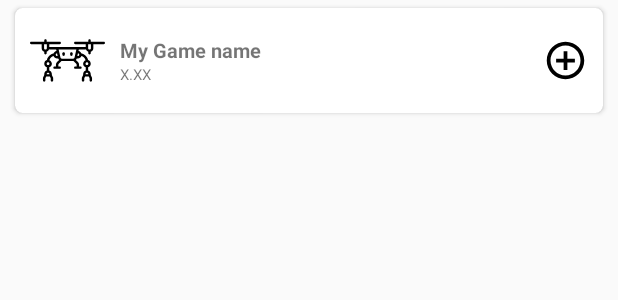
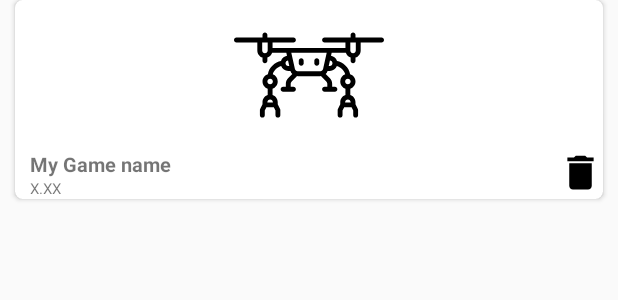
Before and after one commit to Mal3kit/RawG, an Android app: the layout item_game_collection.xml on its own in the app's theme, with its tools: preview values and no code run, on a phone screen of 412 x 824 dp. Shown: the top 300 px of the screen. Run offline under Robolectric (Android 15) with nearby library versions, the phone set to English and light mode, and no system bars.

Commit message:
end of search fragment + some changes to activity fragment

```diff
--- a/app/src/main/java/xyz/kida/rawg/presentation/dashboard/DashboardFragment.java
+++ b/app/src/main/java/xyz/kida/rawg/presentation/collection/CollectionFragment.java
@@ -1,4 +1,4 @@
-package xyz.kida.rawg.presentation.dashboard;
+package xyz.kida.rawg.presentation.collection;
 
 import android.os.Bundle;
 import android.view.LayoutInflater;
@@ -14,7 +14,7 @@ import androidx.lifecycle.ViewModelProviders;
 
 import xyz.kida.rawg.R;
 
-public class DashboardFragment extends Fragment {
+public class CollectionFragment extends Fragment {
 
     private DashboardViewModel dashboardViewModel;
 
@@ -22,7 +22,7 @@ public class DashboardFragment extends Fragment {
                              ViewGroup container, Bundle savedInstanceState) {
         dashboardViewModel =
                 ViewModelProviders.of(this).get(DashboardViewModel.class);
-        View root = inflater.inflate(R.layout.fragment_dashboard, container, false);
+        View root = inflater.inflate(R.layout.fragment_collection, container, false);
         final TextView textView = root.findViewById(R.id.text_dashboard);
         dashboardViewModel.getText().observe(getViewLifecycleOwner(), new Observer<String>() {
             @Override
--- a/app/src/main/java/xyz/kida/rawg/presentation/dashboard/DashboardViewModel.java
+++ b/app/src/main/java/xyz/kida/rawg/presentation/collection/DashboardViewModel.java
@@ -1,4 +1,4 @@
-package xyz.kida.rawg.presentation.dashboard;
+package xyz.kida.rawg.presentation.collection;
 
 import androidx.lifecycle.LiveData;
 import androidx.lifecycle.MutableLiveData;
--- a/app/src/main/java/xyz/kida/rawg/presentation/model/GameToGameViewModelMapper.java
+++ b/app/src/main/java/xyz/kida/rawg/presentation/model/GameToGameViewModelMapper.java
@@ -8,6 +8,7 @@ public class GameToGameViewModelMapper {
         GameViewModel gameViewModel = new GameViewModel();
         gameViewModel.setId(game.getId());
         gameViewModel.setName(game.getName());
+        gameViewModel.setRating(game.getRating() + "/5");
         gameViewModel.setImageUrl(game.getImageUrl());
         gameViewModel.setFavorite(game.isFavorite());
 
--- a/app/src/main/java/xyz/kida/rawg/presentation/search/adapter/SearchAdapter.java
+++ b/app/src/main/java/xyz/kida/rawg/presentation/search/adapter/SearchAdapter.java
@@ -41,7 +41,7 @@ public class SearchAdapter extends RecyclerView.Adapter<SearchViewHolder> {
     public SearchViewHolder onCreateViewHolder(@NonNull ViewGroup parent, int viewType) {
         Context context = parent.getContext();
         LayoutInflater layoutInflater = LayoutInflater.from(context);
-        View view = layoutInflater.inflate(R.layout.item_game, parent, false);
+        View view = layoutInflater.inflate(R.layout.item_game_search, parent, false);
         return new SearchViewHolder(view, searchListener);
     }
 
--- a/app/src/main/java/xyz/kida/rawg/presentation/search/model/SearchViewHolder.java
+++ b/app/src/main/java/xyz/kida/rawg/presentation/search/model/SearchViewHolder.java
@@ -45,8 +45,8 @@ public class SearchViewHolder extends RecyclerView.ViewHolder {
         addButton.setOnClickListener(new View.OnClickListener() {
             @Override
             public void onClick(View v) {
-                //TODO : set fav ?
                 searchListener.onAddGameToFavorites(gameViewModel.getId());
+                addButton.setVisibility(View.INVISIBLE);
             }
         });
     }
@@ -58,7 +58,6 @@ public class SearchViewHolder extends RecyclerView.ViewHolder {
         addButton.setVisibility(gameViewModel.isFavorite() ? View.INVISIBLE : View.VISIBLE);
         Glide.with(view)
                 .load(gameViewModel.getImageUrl())
-                .circleCrop()
                 .centerCrop()
                 .into(gameImageView);
     }
--- a/app/src/main/res/layout/activity_main.xml
+++ b/app/src/main/res/layout/activity_main.xml
@@ -3,8 +3,7 @@
     xmlns:app="http://schemas.android.com/apk/res-auto"
     android:id="@+id/container"
     android:layout_width="match_parent"
-    android:layout_height="match_parent"
-    android:paddingTop="?attr/actionBarSize">
+    android:layout_height="match_parent">
 
     <com.google.android.material.bottomnavigation.BottomNavigationView
         android:id="@+id/nav_view"
--- a/app/src/main/res/layout/item_game.xml
+++ b/app/src/main/res/layout/item_game_collection.xml
@@ -5,58 +5,52 @@
     android:layout_width="match_parent"
     android:layout_height="wrap_content"
     android:layout_marginLeft="10dp"
-    android:layout_marginTop="5dp"
     android:layout_marginRight="10dp"
     android:layout_marginBottom="5dp"
-    app:cardCornerRadius="5dp"
-    app:cardElevation="2dp">
+    app:cardCornerRadius="5dp">
 
     <androidx.constraintlayout.widget.ConstraintLayout
         android:layout_width="match_parent"
-        android:layout_height="match_parent"
-        android:layout_margin="10dp">
+        android:layout_height="match_parent" >
 
         <ImageView
-            android:id="@+id/game_imageview"
-            android:layout_width="50dp"
-            android:layout_height="50dp"
+            android:id="@+id/game_collection_imageview"
+            android:layout_width="wrap_content"
+            android:layout_height="100dp"
             app:layout_constraintLeft_toLeftOf="parent"
             app:layout_constraintTop_toTopOf="parent"
             tools:src="@drawable/ic_game" />
 
         <TextView
-            android:id="@+id/game_name_textview"
+            android:id="@+id/game_name_collection_textview"
             android:layout_width="0dp"
             android:layout_height="wrap_content"
             android:layout_marginLeft="10dp"
             android:textSize="13sp"
             android:textStyle="bold"
-            app:layout_constraintBottom_toTopOf="@id/game_rating_textview"
-            app:layout_constraintLeft_toRightOf="@id/game_imageview"
-            app:layout_constraintRight_toLeftOf="@id/add_button"
-            app:layout_constraintTop_toTopOf="@id/game_imageview"
+            app:layout_constraintBottom_toTopOf="@id/game_rating_collection_textview"
+            app:layout_constraintLeft_toLeftOf="@id/game_collection_imageview"
+            app:layout_constraintTop_toBottomOf="@id/game_collection_imageview"
             app:layout_constraintVertical_chainStyle="packed"
             tools:text="My Game name" />
 
         <TextView
-            android:id="@+id/game_rating_textview"
+            android:id="@+id/game_rating_collection_textview"
             android:layout_width="0dp"
             android:layout_height="wrap_content"
             android:textSize="10sp"
-            app:layout_constraintBottom_toBottomOf="@id/game_imageview"
-            app:layout_constraintLeft_toLeftOf="@id/game_name_textview"
-            app:layout_constraintRight_toLeftOf="@id/add_button"
-            app:layout_constraintTop_toBottomOf="@id/game_name_textview"
+            app:layout_constraintLeft_toLeftOf="@id/game_name_collection_textview"
+            app:layout_constraintRight_toLeftOf="@id/delete_button"
+            app:layout_constraintTop_toBottomOf="@id/game_name_collection_textview"
             tools:text="X.XX" />
 
         <Button
-            android:id="@+id/add_button"
+            android:id="@+id/delete_button"
             android:layout_width="30dp"
             android:layout_height="30dp"
-            android:background="@drawable/ic_add_button"
-            app:layout_constraintBottom_toBottomOf="parent"
-            app:layout_constraintRight_toRightOf="parent"
-            app:layout_constraintTop_toTopOf="parent" />
+            android:background="@drawable/ic_delete_button"
+            app:layout_constraintTop_toBottomOf="@id/game_collection_imageview"
+            app:layout_constraintRight_toRightOf="@id/game_collection_imageview" />
 
     </androidx.constraintlayout.widget.ConstraintLayout>
 </androidx.cardview.widget.CardView>
--- a/app/src/main/res/navigation/mobile_navigation.xml
+++ b/app/src/main/res/navigation/mobile_navigation.xml
@@ -13,9 +13,9 @@
 
     <fragment
         android:id="@+id/navigation_dashboard"
-        android:name="xyz.kida.rawg.presentation.dashboard.DashboardFragment"
+        android:name="xyz.kida.rawg.presentation.collection.CollectionFragment"
         android:label="@string/title_dashboard"
-        tools:layout="@layout/fragment_dashboard" />
+        tools:layout="@layout/fragment_collection" />
 
     <fragment
         android:id="@+id/navigation_search"
```
Also changed, not shown: app/src/main/res/layout/fragment_collection.xml (added, +13 -0 lines), app/src/main/res/layout/fragment_dashboard.xml (deleted, +0 -22 lines), app/src/main/res/layout/item_game_search.xml (added, +56 -0 lines).
